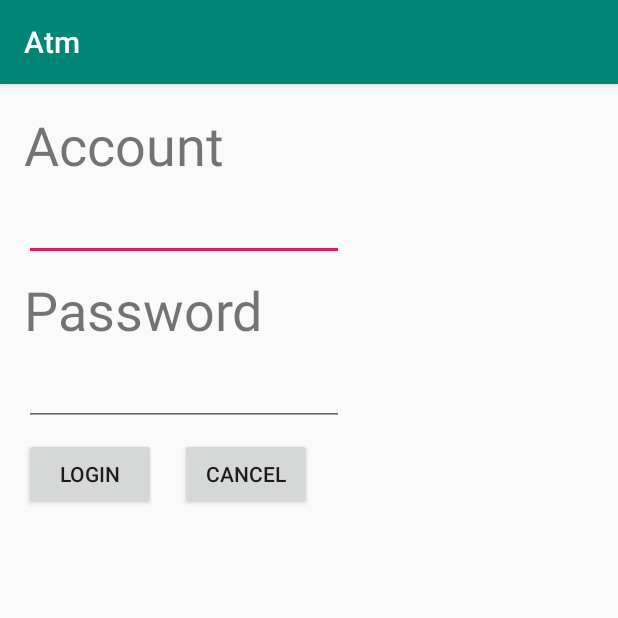
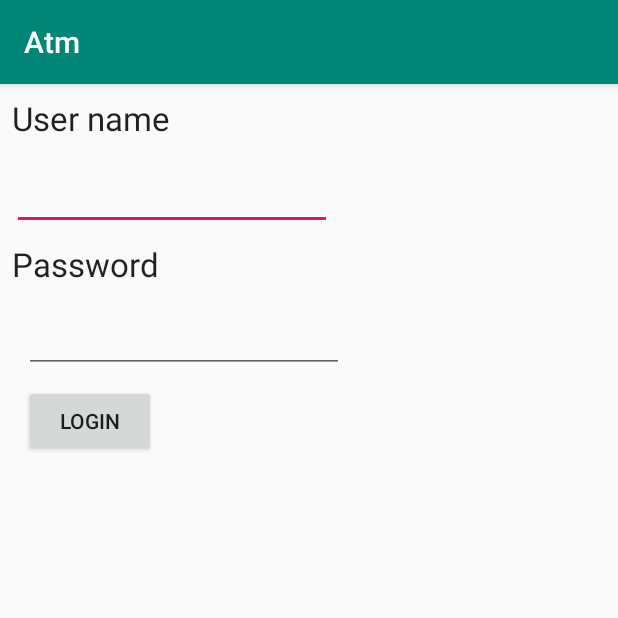
Before and after one commit to holly199975/Atm, an Android app: the screen it shows after launch (LoginActivity), on a phone screen of 412 x 824 dp, the top half of it. Run offline under Robolectric (Android 15) with nearby library versions, the phone set to English and light mode, and no system bars.

```diff
--- a/app/src/main/java/com/holly/atm/BaseActivity.java
+++ b/app/src/main/java/com/holly/atm/BaseActivity.java
@@ -1,13 +1,13 @@
 package com.holly.atm;
 
-import android.support.annotation.Nullable;
 import android.support.v7.app.AppCompatActivity;
 import android.os.Bundle;
 
 public class BaseActivity extends AppCompatActivity {
     User user;
+
     @Override
-    protected void onCreate(@Nullable Bundle savedInstanceState) {
+    protected void onCreate(Bundle savedInstanceState) {
         super.onCreate(savedInstanceState);
         user = new User(this);
     }
--- a/app/src/main/java/com/holly/atm/LoginActivity.java
+++ b/app/src/main/java/com/holly/atm/LoginActivity.java
@@ -1,35 +1,34 @@
 package com.holly.atm;
 
-import android.content.SharedPreferences;
-import android.support.v7.app.AlertDialog;
 import android.support.v7.app.AppCompatActivity;
 import android.os.Bundle;
 import android.view.View;
 import android.widget.EditText;
-import android.widget.Toast;
 
 public class LoginActivity extends AppCompatActivity {
+    EditText u;
+    EditText p;
+    String user;
+    String password;
 
     @Override
     protected void onCreate(Bundle savedInstanceState) {
         super.onCreate(savedInstanceState);
         setContentView(R.layout.activity_login);
-        EditText edUserid = findViewById(R.id.ed_userid);
-        String userid = getSharedPreferences("atm", MODE_PRIVATE)
-                .getString("USERID", "");
-        edUserid.setText(userid);
+        u = findViewById(R.id.ed_userid);
+        p = findViewById(R.id.ed_password);
+        String userId = getSharedPreferences("atm", MODE_PRIVATE).getString("USERID", "");
+        u.setText(userId);
     }
 
     public void login(View view) {
-        String userid = ((EditText)findViewById(R.id.ed_userid)).getText().toString();
-        String passwd = ((EditText)findViewById(R.id.ed_password)).getText().toString();
-        if ("jack".equals(userid) && "1234".equals(passwd)) {
-            getSharedPreferences("atm", MODE_PRIVATE)
-                    .edit()
-                    .putString("USERID", userid)
-                    .apply();
+        user = u.getText().toString();
+        password = p.getText().toString();
+        if ("jack".equals(user) && "1234".equals(password)) {
             setResult(RESULT_OK);
+            getSharedPreferences("atm", MODE_PRIVATE).edit().putString("USERID", user).apply();
             finish();
         }
+
     }
 }
--- a/app/src/main/java/com/holly/atm/MainActivity.java
+++ b/app/src/main/java/com/holly/atm/MainActivity.java
@@ -1,96 +1,47 @@
 package com.holly.atm;
-
 import android.content.Intent;
-import android.support.annotation.NonNull;
-import android.support.annotation.Nullable;
 import android.support.v7.app.AppCompatActivity;
 import android.os.Bundle;
-import android.support.v7.widget.LinearLayoutManager;
-import android.support.v7.widget.RecyclerView;
-import android.util.Log;
-import android.view.LayoutInflater;
 import android.view.View;
-import android.view.ViewGroup;
 import android.widget.ArrayAdapter;
-import android.widget.EditText;
 import android.widget.ListView;
-import android.widget.TextView;
 
 import java.util.Arrays;
 import java.util.List;
 
 public class MainActivity extends BaseActivity {
-    private static final int RC_LOGIN = 100;
-    boolean logon = false;
-    List<String> fruits = Arrays.asList("香蕉", "鳯梨", "芭樂");
+    private static final int RC_LOGIN = 90;
+    boolean login = false;
     @Override
     protected void onCreate(Bundle savedInstanceState) {
         super.onCreate(savedInstanceState);
         setContentView(R.layout.activity_main);
-        TextView nickText = findViewById(R.id.nickname);
-        nickText.setText(user.getNickname());
-        if (!logon) {
-            Intent intent = new Intent(this, LoginActivity.class);
-            startActivityForResult(intent, RC_LOGIN);
+        if(!login){
+            Intent intent = new Intent(this,LoginActivity.class);
+            startActivityForResult(intent,RC_LOGIN);
         }
-        //ListView
-//        listView();
-        //RecyclerView
-        RecyclerView recyclerView = findViewById(R.id.recycler);
-        recyclerView.setHasFixedSize(true);
-        recyclerView.setLayoutManager(new LinearLayoutManager(this));
-        recyclerView.setAdapter(new FruitAdapter());
-    }
-
-    class FruitAdapter extends RecyclerView.Adapter<FruitAdapter.FruitViewHolder>{
-
-        @NonNull
-        @Override
-        public FruitViewHolder onCreateViewHolder(@NonNull ViewGroup parent, int viewType) {
-            View view = LayoutInflater.from(parent.getContext())
-                    .inflate(android.R.layout.simple_list_item_1, parent, false);
-            return new FruitViewHolder(view);
-        }
-
-        @Override
-        public void onBindViewHolder(@NonNull FruitViewHolder holder, int position) {
-            holder.nameText.setText(fruits.get(position));
-        }
-
-        @Override
-        public int getItemCount() {
-            return fruits.size();
-        }
-
-        class FruitViewHolder extends RecyclerView.ViewHolder {
-            TextView nameText;
-            public FruitViewHolder(View itemView) {
-                super(itemView);
-                nameText = itemView.findViewById(android.R.id.text1);
-            }
-        }
-    }
-
-    private void listView() {
-        List<String> fruits = Arrays.asList("香蕉", "鳯梨", "芭樂");
-        ArrayAdapter<String> adapter =
-                new ArrayAdapter<>(this, android.R.layout.simple_list_item_1, fruits);
+        //data
+        List<String> fruit = Arrays.asList("草莓","芭樂","蘋果");
+        ArrayAdapter<String> adapter = new ArrayAdapter<>(this, android.R.layout.simple_list_item_1,fruit);
         ListView listView = findViewById(R.id.list);
         listView.setAdapter(adapter);
     }
 
+
     @Override
     protected void onActivityResult(int requestCode, int resultCode, Intent data) {
         super.onActivityResult(requestCode, resultCode, data);
-        if (requestCode == RC_LOGIN ) {
-            if (resultCode != RESULT_OK) {
+        if(requestCode==RC_LOGIN){
+            if(resultCode!=RESULT_OK){
                 finish();
-            } else {
-                logon = true;
-                if (!user.isValid()){
-                    Intent nick = new Intent(this, NicknameActivity.class);
-                    startActivity(nick);
+            }else{
+                login=true;
+
+                if(!user.isValid()){
+                    Intent nickName = new Intent(this,NicknameActivity.class);
+                    startActivity(nickName);
                 }
+
             }
         }
     }
--- a/app/src/main/res/layout/activity_login.xml
+++ b/app/src/main/res/layout/activity_login.xml
@@ -7,66 +7,58 @@
     tools:context=".LoginActivity">
 
     <TextView
-        android:id="@+id/textView"
+        android:id="@+id/textView3"
         android:layout_width="wrap_content"
-        android:layout_height="wrap_content"
-        android:layout_marginStart="16dp"
-        android:layout_marginLeft="16dp"
-        android:layout_marginTop="16dp"
-        android:text="Account"
-        android:textSize="36sp"
+        android:layout_height="38dp"
+        android:layout_marginStart="8dp"
+        android:layout_marginLeft="8dp"
+        android:layout_marginTop="8dp"
+        android:text="User name"
+        android:textAppearance="@style/TextAppearance.AppCompat.Large"
         app:layout_constraintStart_toStartOf="parent"
         app:layout_constraintTop_toTopOf="parent" />
 
     <EditText
         android:id="@+id/ed_userid"
         android:layout_width="wrap_content"
-        android:layout_height="wrap_content"
+        android:layout_height="43dp"
+        android:layout_marginBottom="8dp"
         android:layout_marginTop="8dp"
         android:ems="10"
         android:inputType="textPersonName"
-        app:layout_constraintStart_toStartOf="@+id/textView"
-        app:layout_constraintTop_toBottomOf="@+id/textView" />
+        app:layout_constraintBottom_toTopOf="@+id/textView4"
+        app:layout_constraintStart_toStartOf="@+id/textView3"
+        app:layout_constraintTop_toBottomOf="@+id/textView3" />
 
     <TextView
-        android:id="@+id/textView2"
+        android:id="@+id/textView4"
         android:layout_width="wrap_content"
         android:layout_height="wrap_content"
         android:layout_marginTop="8dp"
         android:text="Password"
-        android:textSize="36sp"
+        android:textAppearance="@style/TextAppearance.AppCompat.Large"
         app:layout_constraintStart_toStartOf="@+id/ed_userid"
         app:layout_constraintTop_toBottomOf="@+id/ed_userid" />
 
     <EditText
         android:id="@+id/ed_password"
         android:layout_width="wrap_content"
-        android:layout_height="wrap_content"
+        android:layout_height="50dp"
+        android:layout_marginStart="8dp"
         android:layout_marginTop="8dp"
         android:ems="10"
         android:inputType="textPassword"
-        app:layout_constraintStart_toStartOf="@+id/textView2"
-        app:layout_constraintTop_toBottomOf="@+id/textView2" />
-
-    <Button
-        android:id="@+id/button"
-        android:layout_width="wrap_content"
-        android:layout_height="wrap_content"
-        android:layout_marginTop="8dp"
-        android:onClick="login"
-        android:text="Login"
-        app:layout_constraintStart_toStartOf="@+id/ed_password"
-        app:layout_constraintTop_toBottomOf="@+id/ed_password" />
+        app:layout_constraintStart_toStartOf="@+id/textView4"
+        app:layout_constraintTop_toBottomOf="@+id/textView4"
+        android:layout_marginLeft="8dp" />
 
     <Button
         android:id="@+id/button2"
         android:layout_width="wrap_content"
         android:layout_height="wrap_content"
-        android:layout_marginStart="16dp"
-        android:layout_marginLeft="16dp"
         android:layout_marginTop="8dp"
-        android:onClick="cancel"
-        android:text="Cancel"
-        app:layout_constraintStart_toEndOf="@+id/button"
+        android:onClick="login"
+        android:text="login"
+        app:layout_constraintStart_toStartOf="@+id/ed_password"
         app:layout_constraintTop_toBottomOf="@+id/ed_password" />
 </android.support.constraint.ConstraintLayout>
```
Also changed, not shown: app/src/main/java/com/holly/atm/AgeActivity.java (+22 -17 lines), app/src/main/java/com/holly/atm/GenderActivity.java (+11 -6 lines), app/src/main/java/com/holly/atm/NicknameActivity.java (+5 -4 lines), app/src/main/java/com/holly/atm/User.java (+13 -8 lines), app/src/main/res/layout/activity_age.xml (+26 -24 lines), app/src/main/res/layout/activity_gender.xml (+13 -17 lines), app/src/main/res/layout/activity_main.xml (+0 -16 lines), app/src/main/res/layout/activity_nickname.xml (+8 -12 lines), app/src/main/res/layout/age_row.xml (+5 -8 lines).
